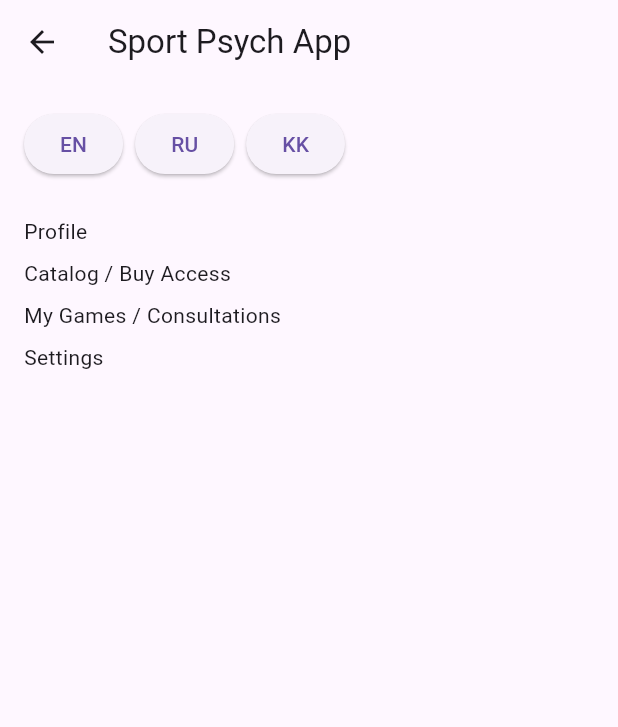
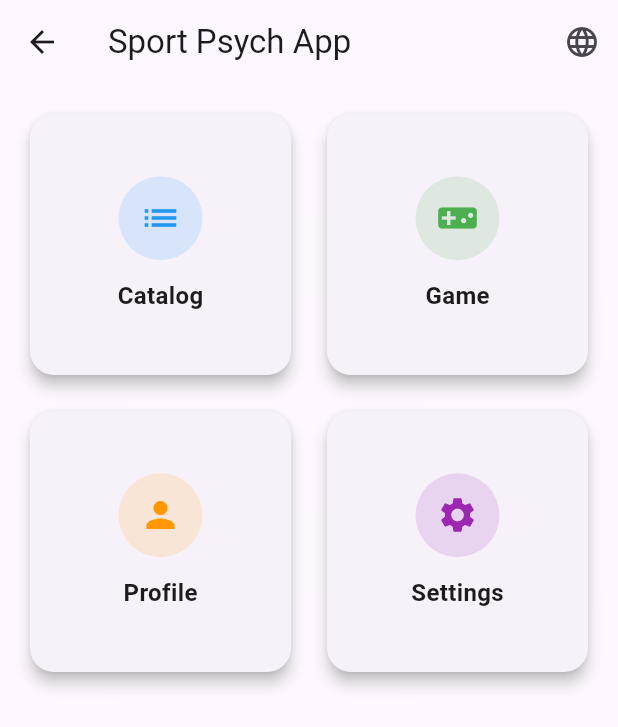
Before and after one commit to Klavaklava777/Application_satemirova, a Flutter app: the HomeScreen screen opened by its route, on a phone screen of 412 x 824 dp. Shown: the top 727 px of the screen. Run offline on Flutter 3.47's test engine with Material 3 defaults, Android fonts, the phone set to English and light mode, and no system bars; our stand-ins replace shared_preferences; accounts and stored records are empty.

Commit message:
home_screen.dart

```diff
--- a/lib/screens/home_screen.dart
+++ b/lib/screens/home_screen.dart
@@ -3,50 +3,95 @@ import '../generated/l10n.dart';
 
 class HomeScreen extends StatelessWidget {
   final Function(Locale) setLocale;
-
   const HomeScreen({super.key, required this.setLocale});
 
   @override
   Widget build(BuildContext context) {
+    final items = [
+      {
+        'icon': Icons.list,
+        'color': Colors.blue,
+        'title': "Catalog",
+        'route': '/catalog',
+      },
+      {
+        'icon': Icons.videogame_asset,
+        'color': Colors.green,
+        'title': "Game",
+        'route': '/game',
+      },
+      {
+        'icon': Icons.person,
+        'color': Colors.orange,
+        'title': "Profile",
+        'route': '/profile',
+      },
+      {
+        'icon': Icons.settings,
+        'color': Colors.purple,
+        'title': "Settings",
+        'route': '/settings',
+      },
+    ];
+
     return Scaffold(
       appBar: AppBar(
         title: Text(S.of(context).appTitle),
+        actions: [
+          PopupMenuButton<Locale>(
+            icon: const Icon(Icons.language),
+            onSelected: setLocale,
+            itemBuilder: (context) => [
+              const PopupMenuItem(value: Locale('en'), child: Text("English")),
+              const PopupMenuItem(value: Locale('ru'), child: Text("Русский")),
+              const PopupMenuItem(value: Locale('kk'), child: Text("Қазақша")),
+            ],
+          ),
+        ],
       ),
-      body: Padding(
-        padding: const EdgeInsets.all(16.0),
-        child: Column(
-          crossAxisAlignment: CrossAxisAlignment.start,
-          children: [
-            // Кнопки смены языка
-            Row(
-              children: [
-                ElevatedButton(
-                  onPressed: () => setLocale(const Locale('en')),
-                  child: const Text('EN'),
-                ),
-                const SizedBox(width: 8),
-                ElevatedButton(
-                  onPressed: () => setLocale(const Locale('ru')),
-                  child: const Text('RU'),
-                ),
-                const SizedBox(width: 8),
-                ElevatedButton(
-                  onPressed: () => setLocale(const Locale('kk')),
-                  child: const Text('KK'),
-                ),
-              ],
+      body: GridView.builder(
+        padding: const EdgeInsets.all(16),
+        itemCount: items.length,
+        gridDelegate: const SliverGridDelegateWithFixedCrossAxisCount(
+          crossAxisCount: 2, // 2 колонки
+          crossAxisSpacing: 16,
+          mainAxisSpacing: 16,
+        ),
+        itemBuilder: (context, index) {
+          final item = items[index];
+          return Card(
+            shape: RoundedRectangleBorder(
+              borderRadius: BorderRadius.circular(16),
             ),
-            const SizedBox(height: 24),
-            // Пример текстов из arb файлов
-            Text(S.of(context).profile),
-            const SizedBox(height: 8),
-            Text(S.of(context).catalog),
-            const SizedBox(height: 8),
-            Text(S.of(context).myGames),
-            const SizedBox(height: 8),
-            Text(S.of(context).settings),
-          ],
-        ),
+            elevation: 4,
+            child: InkWell(
+              borderRadius: BorderRadius.circular(16),
+              onTap: () => Navigator.pushNamed(context, item['route'] as String),
+              child: Column(
+                mainAxisAlignment: MainAxisAlignment.center,
+                children: [
+                  CircleAvatar(
+                    radius: 28,
+                    backgroundColor: (item['color'] as Color).withOpacity(0.15),
+                    child: Icon(
+                      item['icon'] as IconData,
+                      size: 28,
+                      color: item['color'] as Color,
+                    ),
+                  ),
+                  const SizedBox(height: 12),
+                  Text(
+                    item['title'] as String,
+                    style: const TextStyle(
+                      fontSize: 16,
+                      fontWeight: FontWeight.w600,
+                    ),
+                  ),
+                ],
+              ),
+            ),
+          );
+        },
       ),
     );
   }
```
